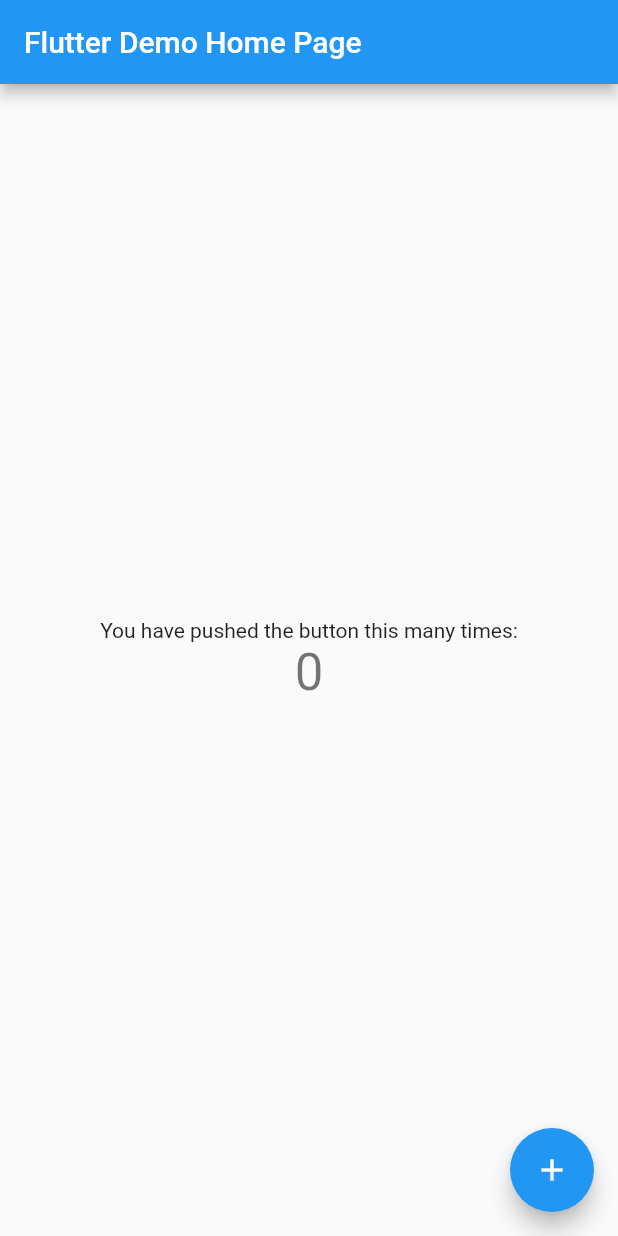
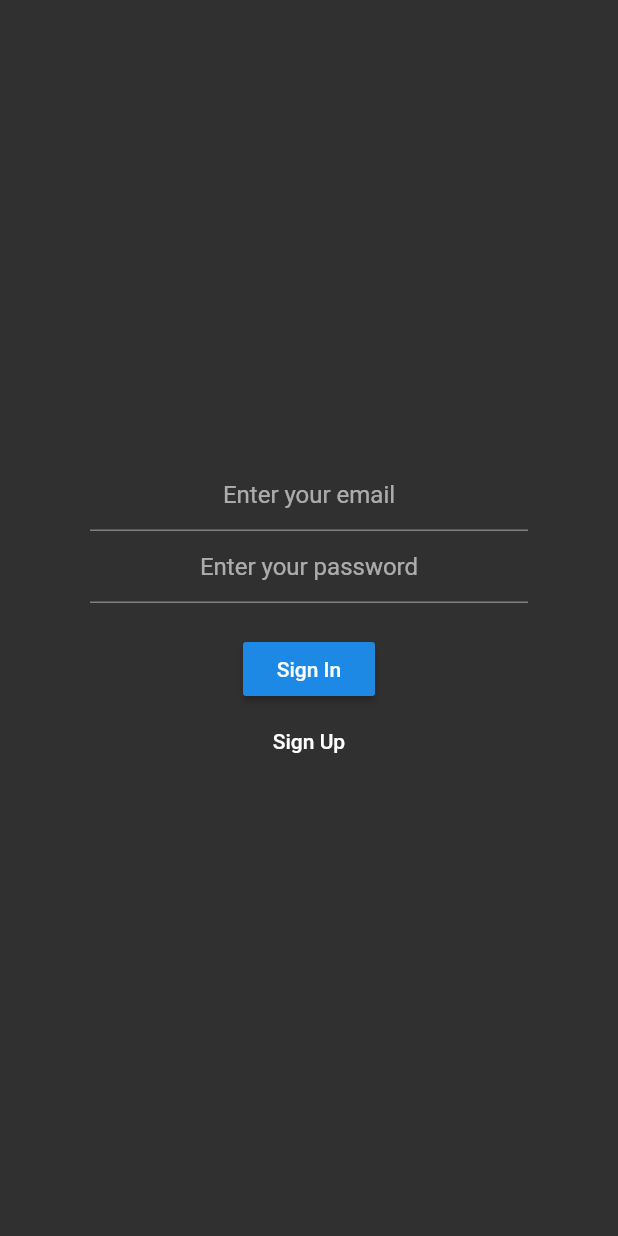
Before and after one commit to prashraj24/twitterapp, a Flutter app: the screen it shows after launch, on a phone screen of 412 x 824 dp. Run offline on Flutter 3.47's test engine with Material 2 defaults, Android fonts, the phone set to English and light mode, and no system bars; our stand-ins replace cloud_firestore, firebase_auth, firebase_core; accounts and stored records are empty.

Commit message:
basic set up (models, services, screens)

```diff
--- a/lib/main.dart
+++ b/lib/main.dart
@@ -1,113 +1,84 @@
+import 'package:cloud_firestore/cloud_firestore.dart';
+import 'package:firebase_auth/firebase_auth.dart';
+import 'package:firebase_core/firebase_core.dart';
 import 'package:flutter/material.dart';
+import 'package:twitterapp/services/userauth.dart';
+import 'package:twitterapp/screens/tweetsHome.dart';
+import 'package:twitterapp/screens/login.dart';
 
 void main() {
-  runApp(MyApp());
+  runApp(TwitterApp());
 }
 
-class MyApp extends StatelessWidget {
-  // This widget is the root of your application.
+class TwitterApp extends StatelessWidget {
   @override
   Widget build(BuildContext context) {
     return MaterialApp(
-      title: 'Flutter Demo',
-      theme: ThemeData(
-        // This is the theme of your application.
-        //
-        // Try running your application with "flutter run". You'll see the
-        // application has a blue toolbar. Then, without quitting the app, try
-        // changing the primarySwatch below to Colors.green and then invoke
-        // "hot reload" (press "r" in the console where you ran "flutter run",
-        // or simply save your changes to "hot reload" in a Flutter IDE).
-        // Notice that the counter didn't reset back to zero; the application
-        // is not restarted.
-        primarySwatch: Colors.blue,
+      theme: ThemeData.dark(),
+      home: FutureBuilder(
+        // Initialize FlutterFire:
+        future: Firebase.initializeApp(),
+        builder: (context, snapshot) {
+          // Check for errors
+          if (snapshot.hasError) {
+            return const Scaffold(
+              body: Center(
+                child: Text("Error"),
+              ),
+            );
+          }
+
+          // Once complete, show login page or home page
+          if (snapshot.connectionState == ConnectionState.done) {
+            return Root();
+          }
+
+          // Otherwise Loading screen while waiting for app to initialize
+          return const Scaffold(
+            body: Center(
+              child: Text("Loading..."),
+            ),
+          );
+        },
       ),
-      home: MyHomePage(title: 'Flutter Demo Home Page'),
     );
   }
 }
 
-class MyHomePage extends StatefulWidget {
-  MyHomePage({Key key, this.title}) : super(key: key);
-
-  // This widget is the home page of your application. It is stateful, meaning
-  // that it has a State object (defined below) that contains fields that affect
-  // how it looks.
-
-  // This class is the configuration for the state. It holds the values (in this
-  // case the title) provided by the parent (in this case the App widget) and
-  // used by the build method of the State. Fields in a Widget subclass are
-  // always marked "final".
-
-  final String title;
-
+class Root extends StatefulWidget {
   @override
-  _MyHomePageState createState() => _MyHomePageState();
+  _RootState createState() => _RootState();
 }
 
-class _MyHomePageState extends State<MyHomePage> {
-  int _counter = 0;
-
-  void _incrementCounter() {
-    setState(() {
-      // This call to setState tells the Flutter framework that something has
-      // changed in this State, which causes it to rerun the build method below
-      // so that the display can reflect the updated values. If we changed
-      // _counter without calling setState(), then the build method would not be
-      // called again, and so nothing would appear to happen.
-      _counter++;
-    });
-  }
-
+class _RootState extends State<Root> {
+  final FirebaseAuth _auth = FirebaseAuth.instance;
+  final FirebaseFirestore _firestore = FirebaseFirestore.instance;
   @override
   Widget build(BuildContext context) {
-    // This method is rerun every time setState is called, for instance as done
-    // by the _incrementCounter method above.
-    //
-    // The Flutter framework has been optimized to make rerunning build methods
-    // fast, so that you can just rebuild anything that needs updating rather
-    // than having to individually change instances of widgets.
-    return Scaffold(
-      appBar: AppBar(
-        // Here we take the value from the MyHomePage object that was created by
-        // the App.build method, and use it to set our appbar title.
-        title: Text(widget.title),
-      ),
-      body: Center(
-        // Center is a layout widget. It takes a single child and positions it
-        // in the middle of the parent.
-        child: Column(
-          // Column is also a layout widget. It takes a list of children and
-          // arranges them vertically. By default, it sizes itself to fit its
-          // children horizontally, and tries to be as tall as its parent.
-          //
-          // Invoke "debug painting" (press "p" in the console, choose the
-          // "Toggle Debug Paint" action from the Flutter Inspector in Android
-          // Studio, or the "Toggle Debug Paint" command in Visual Studio Code)
-          // to see the wireframe for each widget.
-          //
-          // Column has various properties to control how it sizes itself and
-          // how it positions its children. Here we use mainAxisAlignment to
-          // center the children vertically; the main axis here is the vertical
-          // axis because Columns are vertical (the cross axis would be
-          // horizontal).
-          mainAxisAlignment: MainAxisAlignment.center,
-          children: <Widget>[
-            Text(
-              'You have pushed the button this many times:',
+    return StreamBuilder(
+      stream: UserAuth(auth: _auth).user,
+      builder: (BuildContext context, AsyncSnapshot<User> snapshot) {
+        if (snapshot.connectionState == ConnectionState.active) {
+          if (snapshot.data?.uid == null) {
+            return Login(
+              auth: _auth,
+              firestore: _firestore,
+            );
+          } else {
+            print('User Id: ' + _auth.currentUser.uid);
+            return TweetsHome(
+              auth: _auth,
+              firestore: _firestore,
+            );
+          }
+        } else {
+          return const Scaffold(
+            body: Center(
+              child: Text("Loading..."),
             ),
-            Text(
-              '$_counter',
-              style: Theme.of(context).textTheme.headline4,
-            ),
-          ],
-        ),
-      ),
-      floatingActionButton: FloatingActionButton(
-        onPressed: _incrementCounter,
-        tooltip: 'Increment',
-        child: Icon(Icons.add),
-      ), // This trailing comma makes auto-formatting nicer for build methods.
+          );
+        }
+      }, //Auth stream
     );
   }
 }
--- /dev/null
+++ b/lib/models/userModel.dart
@@ -0,0 +1,25 @@
+import 'package:cloud_firestore/cloud_firestore.dart';
+
+class UserModel {
+  String email;
+  DateTime joinDate;
+  String userId;
+
+  UserModel({
+    this.email,
+    this.joinDate,
+    this.userId,
+  });
+
+  factory UserModel.fromMap(Map<String, dynamic> json) => UserModel(
+        email: json["email"] == null ? null : json["email"],
+        joinDate: json["joinDate"] == null ? null : json["joinDate"],
+        userId: json["userId"] == null ? null : json["userId"],
+      );
+
+  Map<String, dynamic> toMap() => {
+        "email": email == null ? null : email,
+        "joinDate": joinDate == null ? null : joinDate,
+        "userId": userId == null ? null : userId,
+      };
+}
--- /dev/null
+++ b/lib/screens/login.dart
@@ -0,0 +1,99 @@
+import 'package:cloud_firestore/cloud_firestore.dart';
+import 'package:firebase_auth/firebase_auth.dart';
+import 'package:flutter/material.dart';
+import 'package:twitterapp/services/userauth.dart';
+
+class Login extends StatefulWidget {
+  final FirebaseAuth auth;
+  final FirebaseFirestore firestore;
+
+  const Login({
+    Key key,
+    @required this.auth,
+    @required this.firestore,
+  }) : super(key: key);
+  @override
+  _LoginState createState() => _LoginState();
+}
+
+class _LoginState extends State<Login> {
+  final TextEditingController _emailController = TextEditingController();
+  final TextEditingController _passwordController = TextEditingController();
+  @override
+  Widget build(BuildContext context) {
+    return Scaffold(
+      body: Center(
+        child: Padding(
+          padding: const EdgeInsets.all(60.0),
+          child: Builder(builder: (BuildContext context) {
+            return Column(
+              mainAxisAlignment: MainAxisAlignment.center,
+              children: [
+                TextFormField(
+                  key: const ValueKey("email"),
+                  textAlign: TextAlign.center,
+                  decoration:
+                      const InputDecoration(hintText: "Enter your email"),
+                  controller: _emailController,
+                ),
+                TextFormField(
+                  key: const ValueKey("password"),
+                  textAlign: TextAlign.center,
+                  decoration:
+                      const InputDecoration(hintText: "Enter your password"),
+                  controller: _passwordController,
+                  obscureText: true,
+                ),
+                const SizedBox(
+                  height: 20,
+                ),
+                RaisedButton(
+                  key: const ValueKey("signIn"),
+                  onPressed: () async {
+                    final String signinResult =
+                        await UserAuth(auth: widget.auth).signIn(
+                      email: _emailController.text,
+                      password: _passwordController.text,
+                    );
+                    if (signinResult == "Success") {
+                      _emailController.clear();
+                      _passwordController.clear();
+                    } else {
+                      Scaffold.of(context).showSnackBar(
+                        SnackBar(
+                          content: Text(signinResult),
+                        ),
+                      );
+                    }
+                  },
+                  child: const Text("Sign In"),
+                ),
+                FlatButton(
+                  key: const ValueKey("signUp"),
+                  onPressed: () async {
+                    final String retVal =
+                        await UserAuth(auth: widget.auth).createNewUser(
+                      email: _emailController.text,
+                      password: _passwordController.text,
+                    );
+                    if (retVal == "Success") {
+                      _emailController.clear();
+                      _passwordController.clear();
+                    } else {
+                      Scaffold.of(context).showSnackBar(
+                        SnackBar(
+                          content: Text(retVal),
+                        ),
+                      );
+                    }
+                  },
+                  child: const Text("Sign Up"),
+                )
+              ],
+            );
+          }),
+        ),
+      ),
+    );
+  }
+}
--- /dev/null
+++ b/lib/services/userauth.dart
@@ -0,0 +1,61 @@
+import 'package:cloud_firestore/cloud_firestore.dart';
+import 'package:firebase_auth/firebase_auth.dart';
+import 'package:twitterapp/models/userModel.dart';
+
+class UserAuth {
+  final FirebaseAuth auth;
+
+  UserAuth({this.auth});
+
+  Stream<User> get user => auth.authStateChanges();
+
+  Future<String> createNewUser({String email, String password}) async {
+    try {
+      await auth.createUserWithEmailAndPassword(
+        email: email.trim(),
+        password: password.trim(),
+      );
+
+      UserModel userModel = UserModel();
+      userModel.email = email.trim();
+      userModel.joinDate = DateTime.now();
+      userModel.userId = auth.currentUser.uid;
+
+      await FirebaseFirestore.instance
+          .collection("users")
+          .doc(email)
+          .set(userModel.toMap());
+
+      return "Success";
+    } on FirebaseAuthException catch (e) {
+      return e.message;
+    } catch (e) {
+      rethrow;
+    }
+  }
+
+  Future<String> signIn({String email, String password}) async {
+    try {
+      await auth.signInWithEmailAndPassword(
+        email: email.trim(),
+        password: password.trim(),
+      );
+      return "Successfully Signed In";
+    } on FirebaseAuthException catch (e) {
+      return e.message;
+    } catch (e) {
+      rethrow;
+    }
+  }
+
+  Future<String> signOut() async {
+    try {
+      await auth.signOut();
+      return "Successfully Signed Out";
+    } on FirebaseAuthException catch (e) {
+      return e.message;
+    } catch (e) {
+      rethrow;
+    }
+  }
+}
```
Also changed, not shown: lib/models/tweetModel.dart (added, +27 -0 lines), lib/screens/tweetsHome.dart (added, +116 -0 lines), lib/services/database.dart (added, +71 -0 lines), pubspec.yaml (+6 -39 lines), pubspec.lock, 4 other files.
